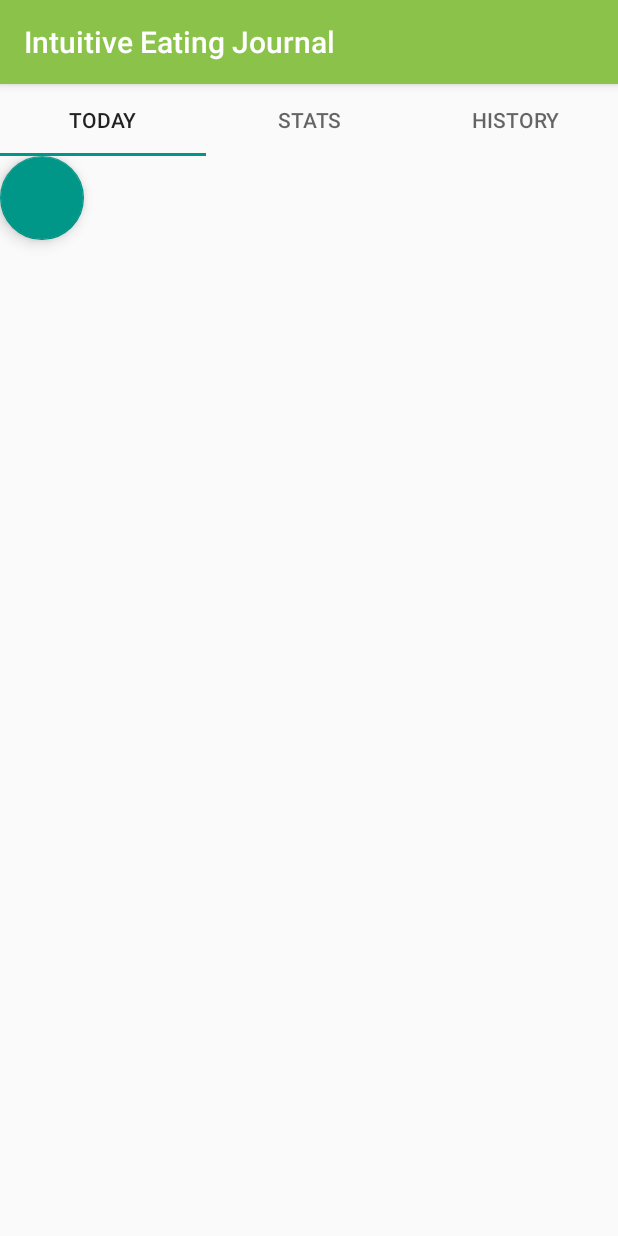
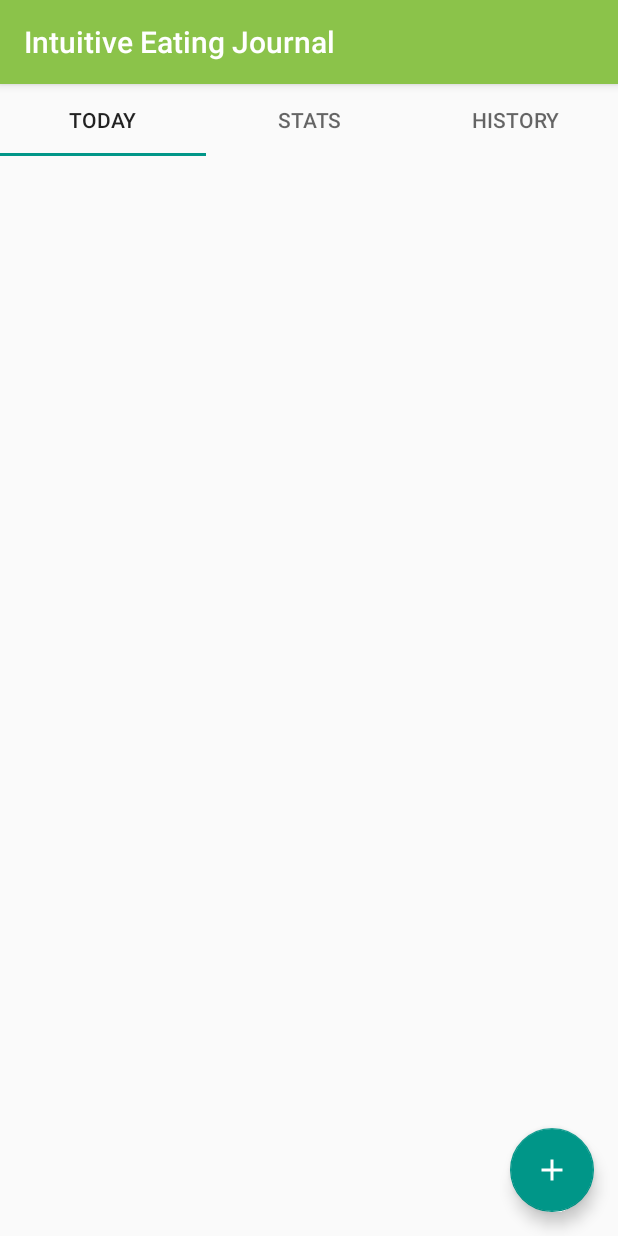
Before and after one commit to amanda-lambda/intuitive-eating-android-app, an Android app: the screen it shows after launch (MainActivity), on a phone screen of 412 x 824 dp. Run offline under Robolectric (Android 15) with nearby library versions, the phone set to English and light mode, and no system bars.

Commit message:
I made a FAB!

```diff
--- a/app/build.gradle
+++ b/app/build.gradle
@@ -31,5 +31,4 @@ dependencies {
     testImplementation 'junit:junit:4.12'
     androidTestImplementation 'androidx.test.ext:junit:1.1.2'
     androidTestImplementation 'androidx.test.espresso:espresso-core:3.3.0'
-    implementation 'com.google.android.material:material:1.2.1'
 }
--- a/app/src/main/java/com/example/intuitiveeatingjournal/FragmentStats.java
+++ b/app/src/main/java/com/example/intuitiveeatingjournal/FragmentStats.java
@@ -8,52 +8,8 @@ import android.view.LayoutInflater;
 import android.view.View;
 import android.view.ViewGroup;
 
-/**
- * A simple {@link Fragment} subclass.
- * Use the {@link FragmentStats#newInstance} factory method to
- * create an instance of this fragment.
- */
+
 public class FragmentStats extends Fragment {
-
-    // TODO: Rename parameter arguments, choose names that match
-    // the fragment initialization parameters, e.g. ARG_ITEM_NUMBER
-    private static final String ARG_PARAM1 = "param1";
-    private static final String ARG_PARAM2 = "param2";
-
-    // TODO: Rename and change types of parameters
-    private String mParam1;
-    private String mParam2;
-
-    public FragmentStats() {
-        // Required empty public constructor
-    }
-
-    /**
-     * Use this factory method to create a new instance of
-     * this fragment using the provided parameters.
-     *
-     * @param param1 Parameter 1.
-     * @param param2 Parameter 2.
-     * @return A new instance of fragment FragmentStats.
-     */
-    // TODO: Rename and change types and number of parameters
-    public static FragmentStats newInstance(String param1, String param2) {
-        FragmentStats fragment = new FragmentStats();
-        Bundle args = new Bundle();
-        args.putString(ARG_PARAM1, param1);
-        args.putString(ARG_PARAM2, param2);
-        fragment.setArguments(args);
-        return fragment;
-    }
-
-    @Override
-    public void onCreate(Bundle savedInstanceState) {
-        super.onCreate(savedInstanceState);
-        if (getArguments() != null) {
-            mParam1 = getArguments().getString(ARG_PARAM1);
-            mParam2 = getArguments().getString(ARG_PARAM2);
-        }
-    }
 
     @Override
     public View onCreateView(LayoutInflater inflater, ViewGroup container,
--- a/app/src/main/java/com/example/intuitiveeatingjournal/FragmentToday.java
+++ b/app/src/main/java/com/example/intuitiveeatingjournal/FragmentToday.java
@@ -7,58 +7,28 @@ import androidx.fragment.app.Fragment;
 import android.view.LayoutInflater;
 import android.view.View;
 import android.view.ViewGroup;
+import android.widget.Toast;
 
-/**
- * A simple {@link Fragment} subclass.
- * Use the {@link FragmentToday#newInstance} factory method to
- * create an instance of this fragment.
- */
+import com.google.android.material.floatingactionbutton.FloatingActionButton;
+import com.google.android.material.snackbar.Snackbar;
+
+
 public class FragmentToday extends Fragment {
-
-    // TODO: Rename parameter arguments, choose names that match
-    // the fragment initialization parameters, e.g. ARG_ITEM_NUMBER
-    private static final String ARG_PARAM1 = "param1";
-    private static final String ARG_PARAM2 = "param2";
-
-    // TODO: Rename and change types of parameters
-    private String mParam1;
-    private String mParam2;
-
-    public FragmentToday() {
-        // Required empty public constructor
-    }
-
-    /**
-     * Use this factory method to create a new instance of
-     * this fragment using the provided parameters.
-     *
-     * @param param1 Parameter 1.
-     * @param param2 Parameter 2.
-     * @return A new instance of fragment FragmentToday.
-     */
-    // TODO: Rename and change types and number of parameters
-    public static FragmentToday newInstance(String param1, String param2) {
-        FragmentToday fragment = new FragmentToday();
-        Bundle args = new Bundle();
-        args.putString(ARG_PARAM1, param1);
-        args.putString(ARG_PARAM2, param2);
-        fragment.setArguments(args);
-        return fragment;
-    }
-
-    @Override
-    public void onCreate(Bundle savedInstanceState) {
-        super.onCreate(savedInstanceState);
-        if (getArguments() != null) {
-            mParam1 = getArguments().getString(ARG_PARAM1);
-            mParam2 = getArguments().getString(ARG_PARAM2);
-        }
-    }
 
     @Override
     public View onCreateView(LayoutInflater inflater, ViewGroup container,
                              Bundle savedInstanceState) {
-        // Inflate the layout for this fragment
-        return inflater.inflate(R.layout.fragment_today, container, false);
+
+        View rootView = inflater.inflate(R.layout.fragment_today, container, false);
+
+        FloatingActionButton addButton = rootView.findViewById(R.id.buttonAddEntry);
+        addButton.setOnClickListener(new View.OnClickListener() {
+            @Override
+            public void onClick(View v) {
+                Snackbar.make(v, "Here's a Snackbar", Snackbar.LENGTH_LONG)
+                        .setAction("Action", null).show();
+            }
+        });
+        return rootView;
     }
 }
--- /dev/null
+++ b/app/src/main/res/drawable/ic_baseline_add_24.xml
@@ -0,0 +1,5 @@
+<vector android:height="24dp" android:tint="#FFFFFF"
+    android:viewportHeight="24" android:viewportWidth="24"
+    android:width="24dp" xmlns:android="http://schemas.android.com/apk/res/android">
+    <path android:fillColor="@android:color/white" android:pathData="M19,13h-6v6h-2v-6H5v-2h6V5h2v6h6v2z"/>
+</vector>
--- a/app/src/main/res/layout/fragment_stats.xml
+++ b/app/src/main/res/layout/fragment_stats.xml
@@ -9,6 +9,6 @@
     <TextView
         android:layout_width="match_parent"
         android:layout_height="match_parent"
-        android:text="@string/hello_blank_fragment" />
+        android:text="stats here" />
 
 </FrameLayout>
--- a/app/src/main/res/layout/fragment_today.xml
+++ b/app/src/main/res/layout/fragment_today.xml
@@ -6,13 +6,21 @@
     android:layout_height="match_parent"
     tools:context=".FragmentToday">
 
-    <!-- TODO: Update blank fragment layout -->
-
     <com.google.android.material.floatingactionbutton.FloatingActionButton
         android:id="@+id/buttonAddEntry"
+        android:src="@drawable/ic_baseline_add_24"
         android:layout_width="wrap_content"
         android:layout_height="wrap_content"
+        android:layout_gravity="bottom|end"
         android:clickable="true"
-        android:src="@color/colorAccent" />
+        android:focusable="true"
+        android:layout_margin="16dp"
+        app:fabSize="normal"
+        app:backgroundTint="@color/colorAccent"
+        app:elevation="6dp"/>
+
+    <ListView
+        android:layout_width="match_parent"
+        android:layout_height="match_parent" />
 
 </FrameLayout>
```
